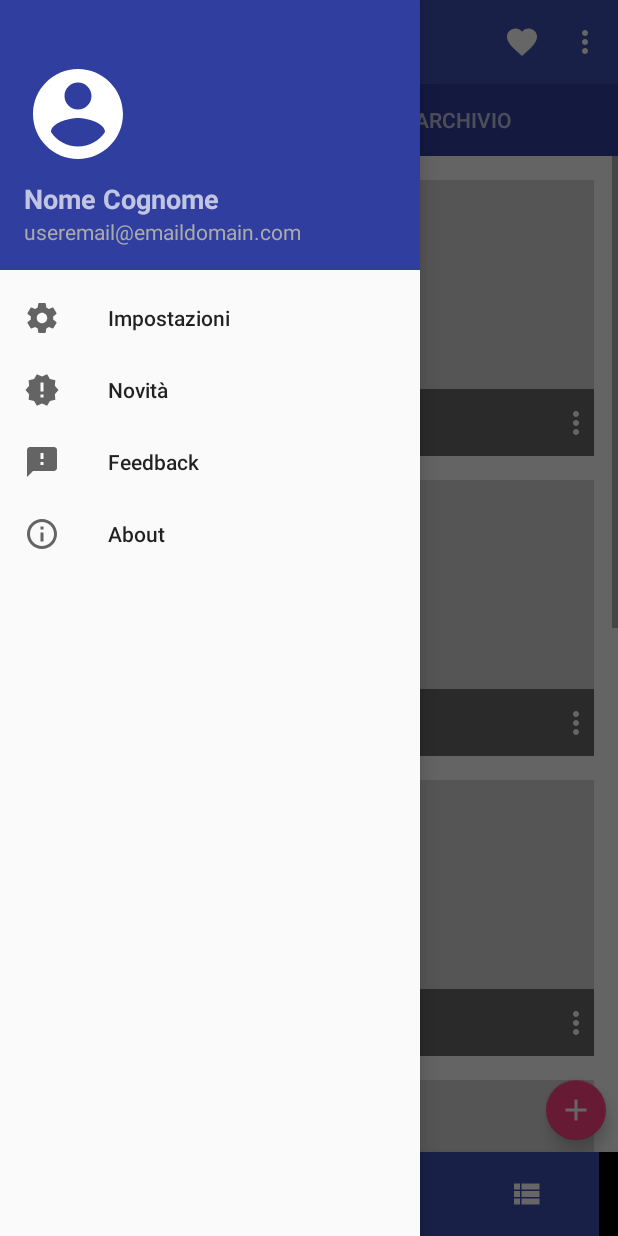
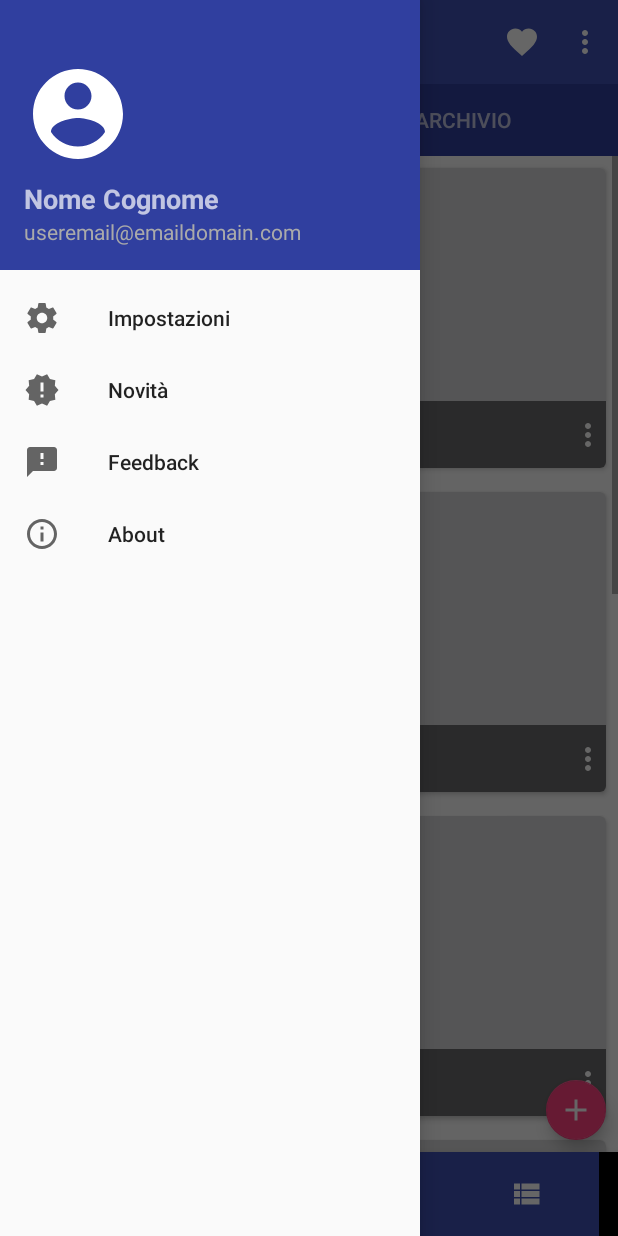
Before and after one commit to RiccardoBiffi/Vacation_Friend, an Android app: the screen it shows after launch (VacationList), with the side drawer open, on a phone screen of 412 x 824 dp. Run offline under Robolectric (Android 15) with nearby library versions, the phone set to English and light mode, and no system bars.

Commit message:
Aggiunte le cardview. Provato il RecyclerView ma rinunciato. Occorre rivedere l'adapter per gestire i miei dati. E poi popolare il DB.

```diff
--- a/app/src/main/java/com/rbiffi/vacationfriend/Repository/Participant.java
+++ b/app/src/main/java/com/rbiffi/vacationfriend/Repository/Participant.java
@@ -13,6 +13,7 @@ public class Participant {
     @NonNull
     public String email;
 
+    //da usare come foreignkey per la relazione con la vacanza
     public int vacationId;
 
     @NonNull
--- a/app/src/main/java/com/rbiffi/vacationfriend/Repository/Vacation.java
+++ b/app/src/main/java/com/rbiffi/vacationfriend/Repository/Vacation.java
@@ -13,7 +13,7 @@ import java.sql.Date;
 import java.util.List;
 
 @Entity(indices = {@Index("id")})
-public class Vacation {
+public class Vacation{
 
     @PrimaryKey(autoGenerate = true)
     @NonNull
--- a/app/src/main/java/com/rbiffi/vacationfriend/VacationList/Recenti.java
+++ b/app/src/main/java/com/rbiffi/vacationfriend/VacationList/Recenti.java
@@ -2,7 +2,6 @@ package com.rbiffi.vacationfriend.VacationList;
 
 import android.annotation.SuppressLint;
 import android.content.Context;
-import android.media.Image;
 import android.os.Bundle;
 import android.support.annotation.NonNull;
 import android.support.annotation.Nullable;
@@ -12,7 +11,6 @@ import android.support.v7.view.menu.MenuPopupHelper;
 import android.support.v7.widget.PopupMenu;
 import android.view.LayoutInflater;
 import android.view.Menu;
-import android.view.MenuInflater;
 import android.view.MenuItem;
 import android.view.View;
 import android.view.ViewGroup;
@@ -162,7 +160,7 @@ public class Recenti extends Fragment{
             convertView = maybeRecycleView(convertView, parent);
 
             //Operazioni agguntive da fare alla view
-            setOverflowCLickListener(position, convertView, (ListView) parent, R.id.vacationMenu);
+            setOverflowClickListener(position, convertView, (ListView) parent, R.id.vacationMenu);
             setImageClickListener(position, convertView, (ListView) parent);
 
             return convertView;
@@ -179,7 +177,7 @@ public class Recenti extends Fragment{
             });
         }
 
-        private void setOverflowCLickListener(final int position, @NonNull View convertView, @NonNull final ListView parent, int vacationMenu) {
+        private void setOverflowClickListener(final int position, @NonNull View convertView, @NonNull final ListView parent, int vacationMenu) {
             ImageButton ib = convertView.findViewById(vacationMenu);
             ib.setOnClickListener(new View.OnClickListener() {
                 @Override
--- a/app/src/main/res/layout/vacation_list_row.xml
+++ b/app/src/main/res/layout/vacation_list_row.xml
@@ -1,33 +1,42 @@
 <?xml version="1.0" encoding="utf-8"?>
-<android.support.constraint.ConstraintLayout
+<RelativeLayout
     xmlns:android="http://schemas.android.com/apk/res/android"
     xmlns:app="http://schemas.android.com/apk/res-auto"
     xmlns:tools="http://schemas.android.com/tools"
-    android:orientation="vertical"
+    android:layout_height="match_parent"
+    android:layout_width="match_parent">
+
+    <android.support.v7.widget.CardView
+        android:id="@+id/card_view"
         android:layout_width="match_parent"
-    android:layout_height="200dp"
-    android:paddingTop="16dp"
-    android:paddingStart="16dp"
-    android:paddingLeft="16dp"
-    tools:ignore="RtlSymmetry"
-    android:paddingEnd="16dp">
-
-    <ImageView
-        android:id="@+id/vacationImage"
-        android:layout_width="0dp"
-        android:layout_height="0dp"
-        android:orientation="horizontal"
-        android:scaleType="centerCrop"
-        android:clickable="true"
-        android:focusable="true"
-
-        app:srcCompat="@drawable/vacation_photo"
+        android:layout_height="wrap_content"
+        app:cardCornerRadius="4dp"
+        android:layout_margin="8dp"
 
         app:layout_constraintBottom_toBottomOf="parent"
         app:layout_constraintEnd_toEndOf="parent"
         app:layout_constraintStart_toStartOf="parent"
         app:layout_constraintTop_toTopOf="parent"
-        android:contentDescription="@string/vlImageDescriptionAcc" />
+        >
+
+        <android.support.constraint.ConstraintLayout
+            android:orientation="vertical"
+            android:layout_width="match_parent"
+            android:layout_height="200dp"
+            tools:ignore="RtlSymmetry"
+            >
+
+            <ImageView
+                android:id="@+id/vacationImage"
+                android:layout_width="match_parent"
+                android:layout_height="match_parent"
+                android:clickable="true"
+                android:contentDescription="@string/vlImageDescriptionAcc"
+                android:focusable="true"
+                android:orientation="horizontal"
+
+                android:scaleType="centerCrop"
+                app:srcCompat="@drawable/vacation_photo" />
 
             <TextView
                 android:id="@+id/rowText"
@@ -44,23 +53,24 @@
 
                 app:layout_constraintBottom_toBottomOf="@id/vacationImage"
                 app:layout_constraintEnd_toStartOf="@id/vacationMenu"
-        app:layout_constraintStart_toStartOf="@id/vacationImage"
-        />
+                app:layout_constraintStart_toStartOf="@id/vacationImage" />
 
             <ImageButton
                 android:id="@+id/vacationMenu"
                 android:layout_width="wrap_content"
                 android:layout_height="0dp"
+                android:background="@android:drawable/screen_background_dark_transparent"
                 android:clickable="true"
+
+                android:contentDescription="@string/vlOpzioniAcc"
                 android:focusable="true"
 
-        android:background="@android:drawable/screen_background_dark_transparent"
                 android:src="@drawable/ic_more_vert_white_24dp"
-
+                app:layout_constraintBottom_toBottomOf="@id/vacationImage"
+                app:layout_constraintEnd_toEndOf="@id/vacationImage"
                 app:layout_constraintStart_toEndOf="@id/rowText"
-        app:layout_constraintEnd_toEndOf="@id/vacationImage"
-        app:layout_constraintBottom_toBottomOf="@id/vacationImage"
-        app:layout_constraintTop_toTopOf="@id/rowText"
-        android:contentDescription="@string/vlOpzioniAcc" />
+                app:layout_constraintTop_toTopOf="@id/rowText" />
 
         </android.support.constraint.ConstraintLayout>
+    </android.support.v7.widget.CardView>
+</RelativeLayout>
```
Also changed, not shown: app/src/main/java/com/rbiffi/vacationfriend/Repository/IVacationDao.java (+29 -1 lines), app/src/main/java/com/rbiffi/vacationfriend/Repository/VacationDatabase.java (+5 -3 lines), app/src/main/java/com/rbiffi/vacationfriend/Repository/VacationLite.java (added, +14 -0 lines), app/src/main/java/com/rbiffi/vacationfriend/Repository/VacationRepository.java (added, +46 -0 lines), app/src/main/java/com/rbiffi/vacationfriend/VacationViewModel.java (added, +40 -0 lines). Lines whose indentation alone changed are shown as unchanged.
